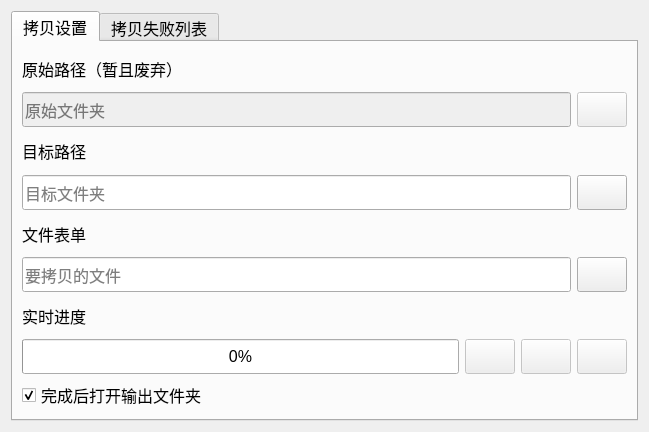
Qt form MainView.ui (Neverland1026/FileCopyManager) before a commit.
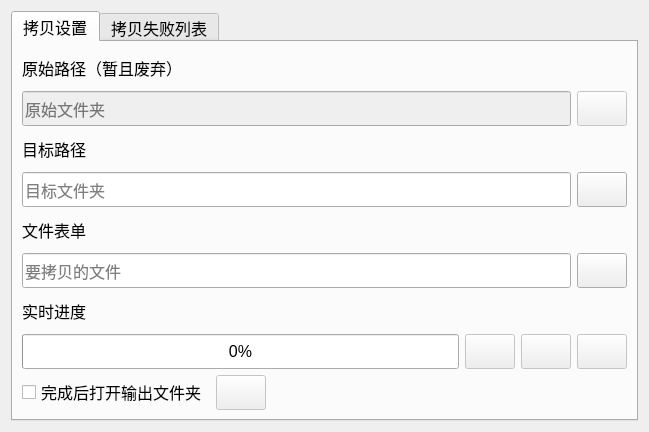
The same form after that commit. Icons and pictures are not drawn.

Diff of the .ui file:
```diff
--- a/MainView.ui
+++ b/MainView.ui
@@ -35,7 +35,7 @@
        <string>拷贝设置</string>
       </attribute>
       <layout class="QGridLayout" name="gridLayout">
-       <item row="0" column="0" colspan="5">
+       <item row="0" column="0" colspan="6">
         <widget class="QLabel" name="label">
          <property name="font">
           <font>
@@ -47,7 +47,7 @@
          </property>
         </widget>
        </item>
-       <item row="1" column="0" colspan="4">
+       <item row="1" column="0" colspan="5">
         <widget class="QLineEdit" name="lineEdit_srcDirectory">
          <property name="enabled">
           <bool>false</bool>
@@ -74,7 +74,7 @@
          </property>
         </widget>
        </item>
-       <item row="1" column="4">
+       <item row="1" column="5">
         <widget class="QPushButton" name="pushButton_srcDirectory">
          <property name="enabled">
           <bool>false</bool>
@@ -109,7 +109,7 @@
          </property>
         </widget>
        </item>
-       <item row="2" column="0" colspan="5">
+       <item row="2" column="0" colspan="6">
         <widget class="QLabel" name="label_2">
          <property name="font">
           <font>
@@ -121,7 +121,7 @@
          </property>
         </widget>
        </item>
-       <item row="3" column="0" colspan="4">
+       <item row="3" column="0" colspan="5">
         <widget class="QLineEdit" name="lineEdit_dstDirectory">
          <property name="minimumSize">
           <size>
@@ -148,7 +148,7 @@
          </property>
         </widget>
        </item>
-       <item row="3" column="4">
+       <item row="3" column="5">
         <widget class="QPushButton" name="pushButton_dstDirectory">
          <property name="minimumSize">
           <size>
@@ -180,7 +180,7 @@
          </property>
         </widget>
        </item>
-       <item row="4" column="0" colspan="5">
+       <item row="4" column="0" colspan="6">
         <widget class="QLabel" name="label_3">
          <property name="font">
           <font>
@@ -192,7 +192,7 @@
          </property>
         </widget>
        </item>
-       <item row="5" column="0" colspan="4">
+       <item row="5" column="0" colspan="5">
         <widget class="QLineEdit" name="lineEdit_targetFile">
          <property name="minimumSize">
           <size>
@@ -216,7 +216,7 @@
          </property>
         </widget>
        </item>
-       <item row="5" column="4">
+       <item row="5" column="5">
         <widget class="QPushButton" name="pushButton_targetFile">
          <property name="minimumSize">
           <size>
@@ -248,7 +248,7 @@
          </property>
         </widget>
        </item>
-       <item row="6" column="0" colspan="5">
+       <item row="6" column="0" colspan="6">
         <widget class="QLabel" name="label_4">
          <property name="font">
           <font>
@@ -260,7 +260,7 @@
          </property>
         </widget>
        </item>
-       <item row="7" column="0" colspan="2">
+       <item row="7" column="0" colspan="3">
         <widget class="QProgressBar" name="progressBar">
          <property name="minimumSize">
           <size>
@@ -282,7 +282,7 @@
          </property>
         </widget>
        </item>
-       <item row="7" column="2">
+       <item row="7" column="3">
         <widget class="QPushButton" name="pushButton_copy">
          <property name="enabled">
           <bool>false</bool>
@@ -323,7 +323,7 @@
          </property>
         </widget>
        </item>
-       <item row="7" column="3">
+       <item row="7" column="4">
         <widget class="QPushButton" name="pushButton_cut">
          <property name="enabled">
           <bool>false</bool>
@@ -364,7 +364,7 @@
          </property>
         </widget>
        </item>
-       <item row="7" column="4">
+       <item row="7" column="5">
         <widget class="QPushButton" name="pushButton_undo">
          <property name="enabled">
           <bool>false</bool>
@@ -411,11 +411,52 @@
           <string>完成后打开输出文件夹</string>
          </property>
          <property name="checked">
-          <bool>true</bool>
+          <bool>false</bool>
          </property>
         </widget>
        </item>
-       <item row="8" column="1" colspan="4">
+       <item row="8" column="1">
+        <widget class="QPushButton" name="pushButton_outDirectory">
+         <property name="enabled">
+          <bool>false</bool>
+         </property>
+         <property name="sizePolicy">
+          <sizepolicy hsizetype="Maximum" vsizetype="Maximum">
+           <horstretch>0</horstretch>
+           <verstretch>0</verstretch>
+          </sizepolicy>
+         </property>
+         <property name="minimumSize">
+          <size>
+           <width>50</width>
+           <height>35</height>
+          </size>
+         </property>
+         <property name="maximumSize">
+          <size>
+           <width>50</width>
+           <height>35</height>
+          </size>
+         </property>
+         <property name="focusPolicy">
+          <enum>Qt::NoFocus</enum>
+         </property>
+         <property name="text">
+          <string/>
+         </property>
+         <property name="icon">
+          <iconset resource="res.qrc">
+           <normaloff>:/new/prefix1/images/out.svg</normaloff>:/new/prefix1/images/out.svg</iconset>
+         </property>
+         <property name="iconSize">
+          <size>
+           <width>25</width>
+           <height>25</height>
+          </size>
+         </property>
+        </widget>
+       </item>
+       <item row="8" column="2" colspan="4">
         <spacer name="horizontalSpacer">
          <property name="orientation">
           <enum>Qt::Horizontal</enum>
```
